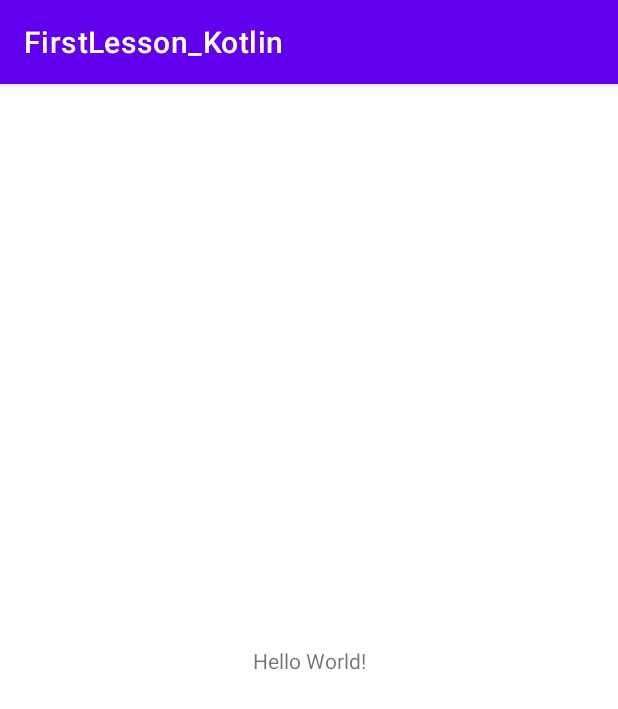
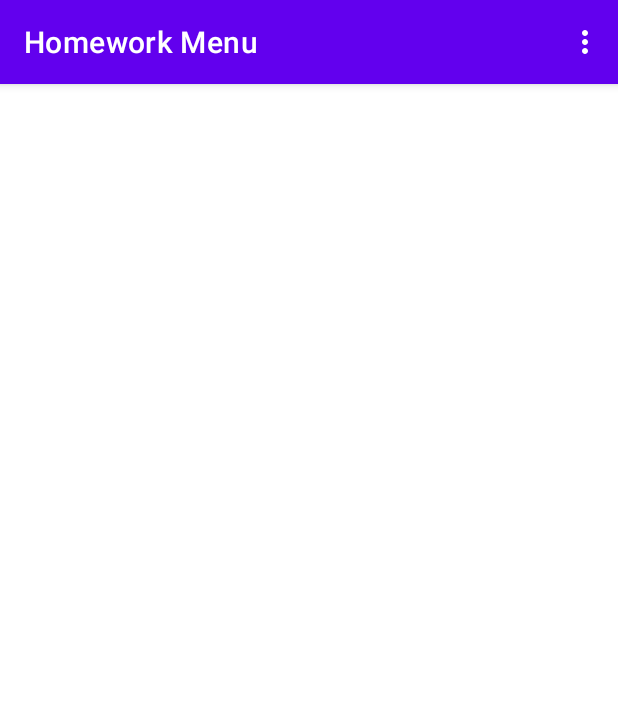
Before and after one commit to GlacierPower/Second_Android_Project, an Android app: the screen it shows after launch (MainActivity), on a phone screen of 412 x 824 dp. Shown: the top 709 px of the screen. Run offline under Robolectric (Android 15) with nearby library versions, the phone set to English and light mode, and no system bars.

Commit message:
Homework Lesson 17

```diff
--- a/app/src/main/res/layout/activity_main.xml
+++ b/app/src/main/res/layout/activity_main.xml
@@ -6,13 +6,4 @@
     android:layout_height="match_parent"
     tools:context=".MainActivity">
 
-    <TextView
-        android:layout_width="wrap_content"
-        android:layout_height="wrap_content"
-        android:text="Hello World!"
-        app:layout_constraintBottom_toBottomOf="parent"
-        app:layout_constraintEnd_toEndOf="parent"
-        app:layout_constraintStart_toStartOf="parent"
-        app:layout_constraintTop_toTopOf="parent" />
-
 </androidx.constraintlayout.widget.ConstraintLayout>
--- /dev/null
+++ b/app/src/main/res/menu/main_activity_menu.xml
@@ -0,0 +1,15 @@
+<?xml version="1.0" encoding="utf-8"?>
+<menu xmlns:android="http://schemas.android.com/apk/res/android">
+<item
+    android:id="@+id/goToSecond"
+    android:title="@string/open_second_activity"/>
+    <item
+        android:id="@+id/changeTitle"
+        android:title="@string/change_title"/>
+    <item
+        android:id="@+id/changeBackground"
+        android:title="@string/change_background_color"/>
+    <item
+        android:id="@+id/about"
+        android:title="@string/about"/>
+</menu>
--- a/app/src/main/res/values/strings.xml
+++ b/app/src/main/res/values/strings.xml
@@ -1,3 +1,18 @@
 <resources>
     <string name="app_name">FirstLesson_Kotlin</string>
+    <string name="open_second_activity">Open second activity</string>
+    <string name="change_title">Change title</string>
+    <string name="change_background_color">Change background color</string>
+    <string name="about">About</string>
+    <string name="message">Just dance, gonna be okay, da da doo-doo-mmm</string>
+    <string name="secondMessage">Just dance,spin that record,baby,da da doo-doo-mmm</string>
+    <string name="no_data">No data</string>
+    <string name="mes">First message</string>
+    <string name="secMes">Second message</string>
+    <string name="title">Clicked second item</string>
+    <string name="defaultTitle">Homework Menu</string>
+    <string name="aboutTitle">About</string>
+    <string name="version_1_0_by_glacier_power">Version : 1.0 By Glacier Power</string>
+
+
 </resources>
```
Also changed, not shown: app/src/main/AndroidManifest.xml (+15 -5 lines), app/src/main/java/com/zhenya_flower/firstlesson_kotlin/About.kt (added, +33 -0 lines), app/src/main/java/com/zhenya_flower/firstlesson_kotlin/MainActivity.kt (+34 -0 lines), app/src/main/java/com/zhenya_flower/firstlesson_kotlin/SecondActivity.kt (added, +60 -0 lines), app/src/main/res/layout/activity_second.xml (added, +36 -0 lines), app/src/main/res/values/style.xml (added, +10 -0 lines).
